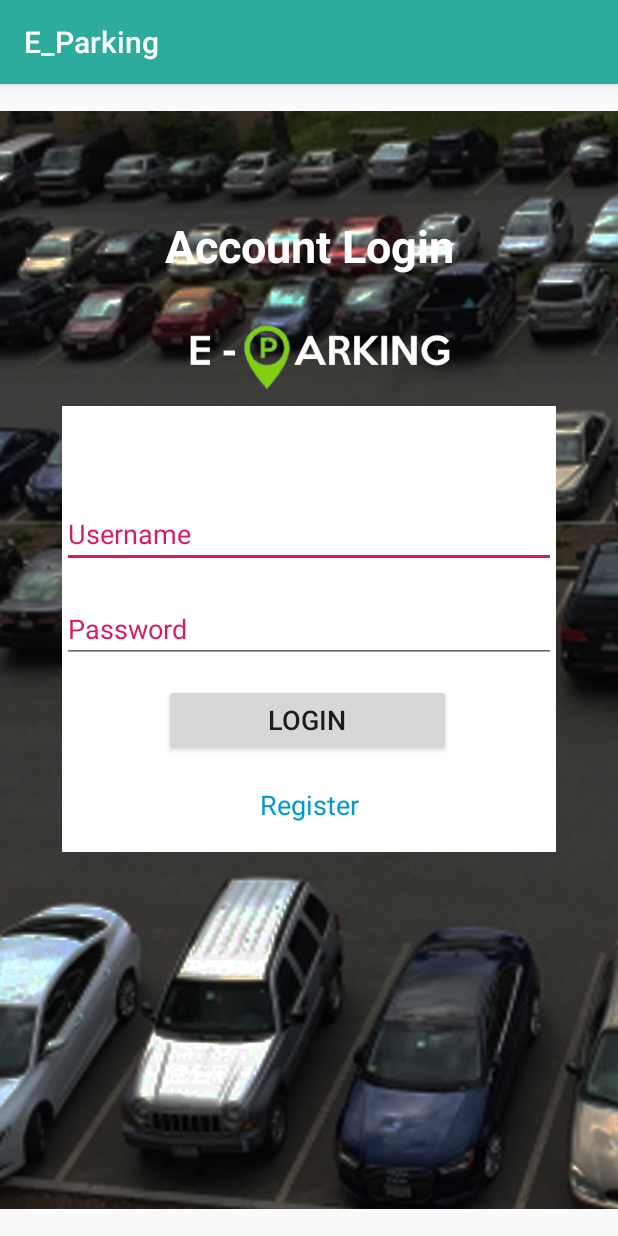
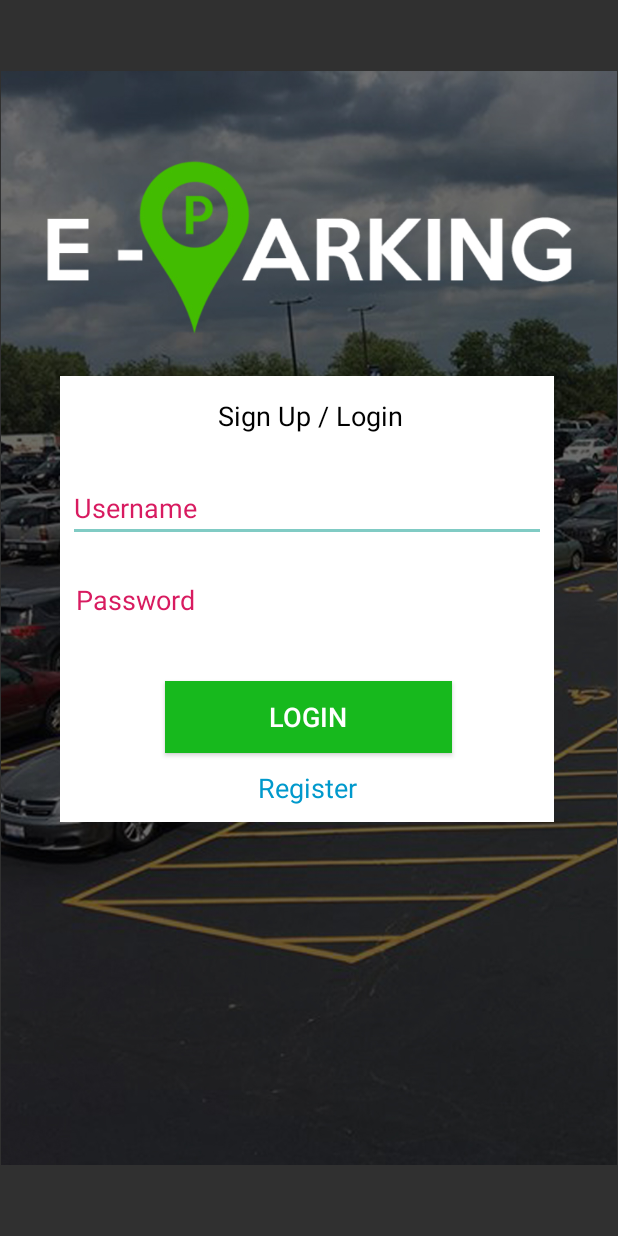
Before and after one commit to arnandwika/FinalProjectAndro, an Android app: the screen it shows after launch (MainActivity), on a phone screen of 412 x 824 dp. Run offline under Robolectric (Android 15) with nearby library versions, the phone set to English and light mode, and no system bars.

Commit message:
Login function done, layout login , home, dll.

```diff
--- a/E_Parking/app/src/main/AndroidManifest.xml
+++ b/E_Parking/app/src/main/AndroidManifest.xml
@@ -1,14 +1,14 @@
 <?xml version="1.0" encoding="utf-8"?>
 <manifest xmlns:android="http://schemas.android.com/apk/res/android"
     package="com.example.e_parking">
-
+    <uses-permission android:name="android.permission.CAMERA"/>
     <application
         android:allowBackup="true"
         android:icon="@mipmap/ic_launcher"
         android:label="@string/app_name"
         android:roundIcon="@mipmap/ic_launcher_round"
         android:supportsRtl="true"
-        android:theme="@style/AppTheme">
+        android:theme="@style/Theme.AppCompat.NoActionBar">
         <activity android:name=".scan_Activity"></activity>
         <activity android:name=".MainActivity">
             <intent-filter>
--- /dev/null
+++ b/E_Parking/app/src/main/res/drawable/login_background.xml
@@ -0,0 +1,4 @@
+<?xml version="1.0" encoding="utf-8"?>
+<selector xmlns:android="http://schemas.android.com/apk/res/android">
+
+</selector>
--- a/E_Parking/app/src/main/res/layout/activity_main.xml
+++ b/E_Parking/app/src/main/res/layout/activity_main.xml
@@ -7,41 +7,40 @@
     tools:context=".MainActivity">
 
     <ImageView
-        android:id="@+id/imageView2"
-        android:layout_width="406dp"
-        android:layout_height="726dp"
+        android:id="@+id/imageView5"
+        android:layout_width="wrap_content"
+        android:layout_height="729dp"
+        android:background="#00443535"
         app:layout_constraintBottom_toBottomOf="parent"
         app:layout_constraintEnd_toEndOf="parent"
         app:layout_constraintHorizontal_bias="1.0"
         app:layout_constraintStart_toStartOf="parent"
         app:layout_constraintTop_toTopOf="parent"
-        app:layout_constraintVertical_bias="0.0"
-        tools:srcCompat="@color/colorPrimary" />
-
-    <ImageView
-        android:id="@+id/imageView5"
-        android:layout_width="wrap_content"
-        android:layout_height="wrap_content"
-        app:srcCompat="@drawable/background"
-        tools:layout_editor_absoluteX="5dp" />
+        app:srcCompat="@drawable/login2" />
 
     <ImageView
         android:id="@+id/imageView3"
         android:layout_width="329dp"
         android:layout_height="297dp"
-        app:layout_constraintBottom_toBottomOf="@+id/imageView2"
-        app:layout_constraintEnd_toEndOf="@+id/imageView2"
+        android:layout_marginStart="40dp"
+        android:layout_marginTop="232dp"
+        app:layout_constraintBottom_toBottomOf="parent"
+        app:layout_constraintEnd_toEndOf="parent"
+        app:layout_constraintHorizontal_bias="0.0"
         app:layout_constraintStart_toStartOf="parent"
         app:layout_constraintTop_toTopOf="parent"
+        app:layout_constraintVertical_bias="0.064"
         app:srcCompat="@android:color/background_light" />
 
     <EditText
         android:id="@+id/edtUsername"
         android:layout_width="0dp"
         android:layout_height="43dp"
+        android:layout_margin="5dp"
         android:ems="10"
         android:hint="Username"
         android:inputType="textPersonName"
+        android:textColor="#000000"
         android:textColorHint="@color/colorAccent"
         app:layout_constraintBottom_toBottomOf="@+id/imageView3"
         app:layout_constraintEnd_toEndOf="@+id/imageView3"
@@ -54,9 +53,13 @@
         android:id="@+id/edtPassword"
         android:layout_width="0dp"
         android:layout_height="wrap_content"
+        android:layout_margin="5dp"
         android:ems="10"
         android:hint="Password"
         android:inputType="textPassword"
+        android:padding="5dp"
+        android:paddingLeft="5dp"
+        android:textColor="#000000"
         android:textColorHint="@color/colorAccent"
         app:layout_constraintBottom_toBottomOf="@+id/imageView3"
         app:layout_constraintEnd_toEndOf="@+id/imageView3"
@@ -68,26 +71,16 @@
         android:layout_width="191dp"
         android:layout_height="48dp"
         android:layout_marginTop="14dp"
+        android:background="#17B91D"
         android:text="Login"
+        android:textColor="#FFFFFF"
         android:textSize="18sp"
         app:layout_constraintBottom_toBottomOf="@+id/imageView3"
         app:layout_constraintEnd_toEndOf="@+id/imageView3"
-        app:layout_constraintHorizontal_bias="0.492"
+        app:layout_constraintHorizontal_bias="0.507"
         app:layout_constraintStart_toStartOf="@+id/imageView3"
         app:layout_constraintTop_toBottomOf="@+id/edtPassword"
-        app:layout_constraintVertical_bias="0.0" />
-
-    <ImageView
-        android:id="@+id/imgLogo"
-        android:layout_width="201dp"
-        android:layout_height="279dp"
-        app:layout_constraintBottom_toBottomOf="@+id/imageView2"
-        app:layout_constraintEnd_toEndOf="parent"
-        app:layout_constraintHorizontal_bias="0.507"
-        app:layout_constraintStart_toStartOf="@+id/imageView2"
-        app:layout_constraintTop_toTopOf="@+id/imageView2"
-        app:layout_constraintVertical_bias="0.096"
-        app:srcCompat="@drawable/logo" />
+        app:layout_constraintVertical_bias="0.328" />
 
     <TextView
         android:id="@+id/txtRegister"
@@ -102,16 +95,18 @@
         app:layout_constraintTop_toBottomOf="@+id/btnLogin" />
 
     <TextView
-        android:id="@+id/textView3"
+        android:id="@+id/textView"
         android:layout_width="wrap_content"
         android:layout_height="wrap_content"
-        android:text="Account Login"
-        android:textColor="@android:color/background_light"
-        android:textSize="30sp"
-        android:textStyle="bold"
-        app:layout_constraintBottom_toTopOf="@+id/imageView3"
-        app:layout_constraintEnd_toEndOf="parent"
-        app:layout_constraintStart_toStartOf="parent"
-        app:layout_constraintTop_toTopOf="parent" />
+        android:layout_marginStart="105dp"
+        android:text="Sign Up / Login"
+        android:textColor="#000000"
+        android:textSize="18sp"
+        app:layout_constraintBottom_toBottomOf="@+id/imageView3"
+        app:layout_constraintEnd_toEndOf="@+id/edtPassword"
+        app:layout_constraintHorizontal_bias="0.0"
+        app:layout_constraintStart_toStartOf="@+id/imageView3"
+        app:layout_constraintTop_toTopOf="@+id/imageView3"
+        app:layout_constraintVertical_bias="0.051" />
 
 </androidx.constraintlayout.widget.ConstraintLayout>
```
Also changed, not shown: E_Parking/app/src/main/java/com/example/e_parking/MainActivity.kt (+15 -1 lines), E_Parking/app/src/main/res/layout/activity_bayar.xml (added, +34 -0 lines), E_Parking/app/src/main/res/layout/home.xml (+54 -17 lines), E_Parking/app/src/main/res/drawable/login2.jpg (added), E_Parking/app/src/main/res/drawable/qr.jpg (added).
